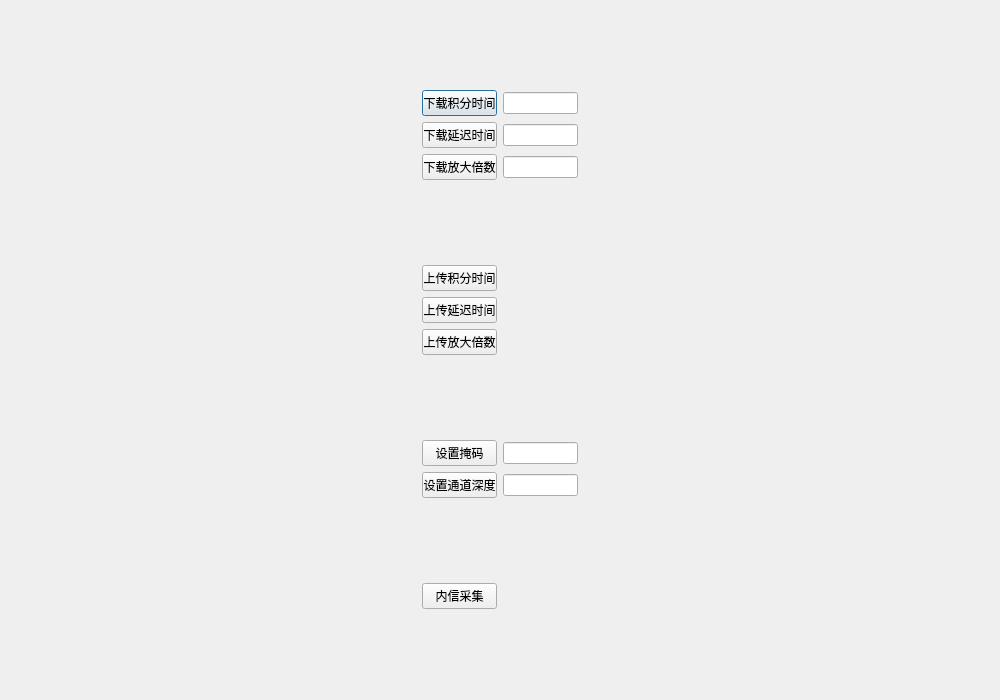
Before: the Qt Designer form ZCIPS/CTScan/linedetdebugdialog.ui in maozi2327/ZCIPS, drawn with Qt 5.
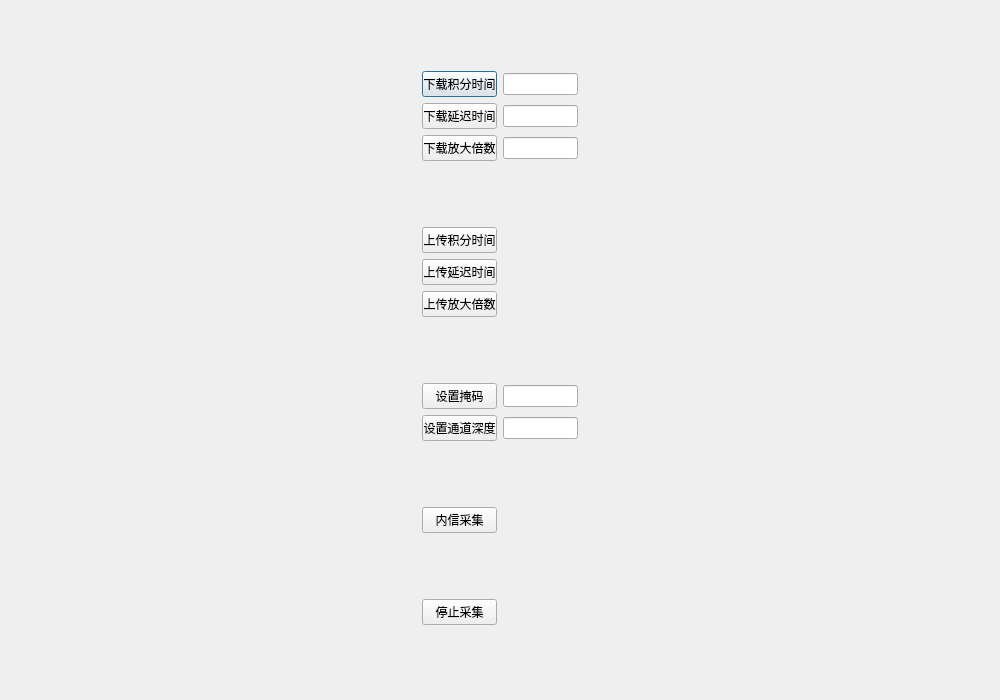
After: the same form once the commit is applied.

Commit message: 1. 正在做线阵内信采集曲线显示

Diff of the .ui file:
```diff
--- a/ZCIPS/CTScan/linedetdebugdialog.ui
+++ b/ZCIPS/CTScan/linedetdebugdialog.ui
@@ -207,6 +207,19 @@
        </property>
       </widget>
      </item>
+     <item>
+      <widget class="QPushButton" name="stopInternalAcquireButton">
+       <property name="maximumSize">
+        <size>
+         <width>75</width>
+         <height>16777215</height>
+        </size>
+       </property>
+       <property name="text">
+        <string>停止采集</string>
+       </property>
+      </widget>
+     </item>
     </layout>
    </item>
   </layout>
```
Left out of the diff: 28 changed lines with no effect on the pictures. The commit also changes 7 other files.
